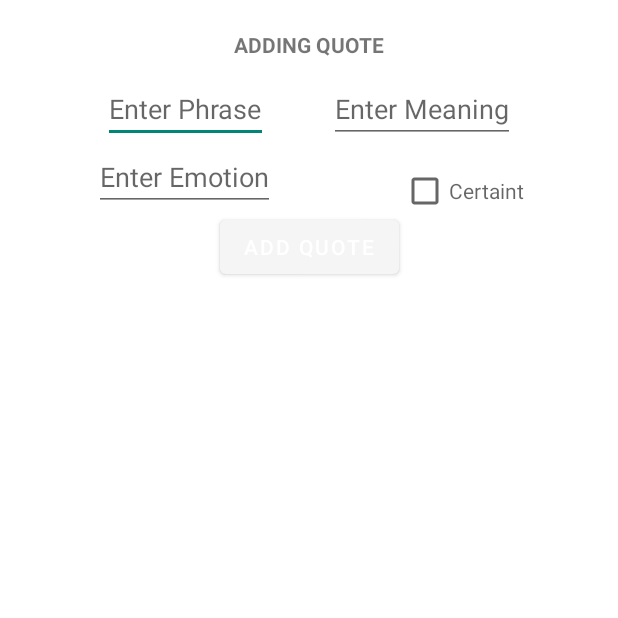
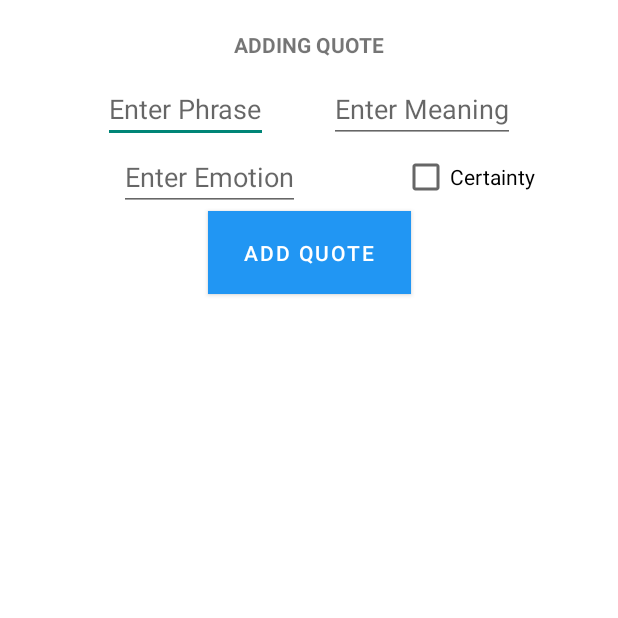
Before and after one commit to Atasayco3/Project_Verbal, an Android app: the AddQuoteActivity screen opened directly, with no data from a screen before it, on a phone screen of 412 x 824 dp, the top half of it. Run offline under Robolectric (Android 15) with nearby library versions, the phone set to English and light mode, and no system bars.

Commit message:
List of changes: 11/20/25 pt. 2
- Fixed button color schemes

```diff
--- a/app/src/main/res/layout-land/activity_main.xml
+++ b/app/src/main/res/layout-land/activity_main.xml
@@ -13,7 +13,7 @@
         android:layout_width="match_parent"
         android:layout_height="?attr/actionBarSize"
         android:background="#000000"
-        app:title="Gecho"
+        app:title="Gecho Talk"
         app:titleTextColor="@android:color/white"
         app:popupTheme="@style/ThemeOverlay.AppCompat.Light" />
 
--- a/app/src/main/res/layout/activity_add_quote.xml
+++ b/app/src/main/res/layout/activity_add_quote.xml
@@ -52,23 +52,32 @@
         app:layout_constraintTop_toBottomOf="@id/etPhrase"
         app:layout_constraintStart_toStartOf="parent"
         app:layout_constraintEnd_toStartOf="@+id/etCertainty" />
+
     <CheckBox
         android:id="@+id/etCertainty"
         android:layout_width="wrap_content"
         android:layout_height="wrap_content"
-        android:hint="Certainty Check"
+        android:text="Certainty"
         android:checked="false"
-        android:layout_marginTop="16dp"
-        android:layout_marginEnd="24dp"
-        app:layout_constraintTop_toBottomOf="@+id/etMeaning"
+        android:layout_marginStart="16dp"
+        app:layout_constraintTop_toTopOf="@id/etEmotion"
+        app:layout_constraintBottom_toBottomOf="@id/etEmotion"
         app:layout_constraintStart_toEndOf="@id/etEmotion"
-        app:layout_constraintEnd_toEndOf="parent"/>
+        app:layout_constraintEnd_toEndOf="parent" />
+
 
     <Button
         android:id="@+id/btnSave"
         android:layout_width="wrap_content"
         android:layout_height="wrap_content"
         android:text="ADD QUOTE"
+        android:background="#2196F3"
+        android:textColor="@android:color/white"
+        android:paddingLeft="24dp"
+        android:paddingRight="24dp"
+        android:paddingTop="12dp"
+        android:paddingBottom="12dp"
+        android:elevation="4dp"
         app:layout_constraintTop_toBottomOf="@id/etEmotion"
         app:layout_constraintStart_toStartOf="parent"
         app:layout_constraintEnd_toEndOf="parent" />
--- a/app/src/main/res/layout/activity_main.xml
+++ b/app/src/main/res/layout/activity_main.xml
@@ -13,7 +13,7 @@
         android:layout_width="match_parent"
         android:layout_height="?attr/actionBarSize"
         android:background="#000000"
-        app:title="Gecho"
+        app:title="Gecho Talk"
         app:titleTextColor="@android:color/white"
         app:popupTheme="@style/ThemeOverlay.AppCompat.Light" />
 
--- a/app/src/main/res/values/themes.xml
+++ b/app/src/main/res/values/themes.xml
@@ -12,9 +12,19 @@
         <!-- FIX toolbar + menu text colors -->
         <item name="actionOverflowMenuStyle">@style/Widget.AppCompat.PopupMenu</item>
         <item name="materialAlertDialogTheme">@style/ThemeOverlay.MaterialComponents.MaterialAlertDialog</item>
-        <item name="android:textColorPrimary">@android:color/white</item>
+        <!-- Correct text color for toolbar/menu ONLY -->
+        <item name="toolbarStyle">@style/Widget.MaterialComponents.Toolbar.Primary</item>
+
+        <!-- Global button colors -->
+        <item name="materialButtonStyle">@style/Widget.ProjectVerbal.ColoredButton</item>
 
     </style>
+
+    <style name="Widget.ProjectVerbal.ColoredButton" parent="Widget.MaterialComponents.Button">
+        <item name="backgroundTint">#2196F3</item> <!-- Blue button -->
+        <item name="android:textColor">@android:color/white</item>
+    </style>
+
 
     <style name="Theme.Project_Verbal.AppBarOverlay" parent="ThemeOverlay.AppCompat.Dark.ActionBar" />
     <style name="Theme.Project_Verbal.PopupOverlay" parent="ThemeOverlay.AppCompat.Light" />
```
